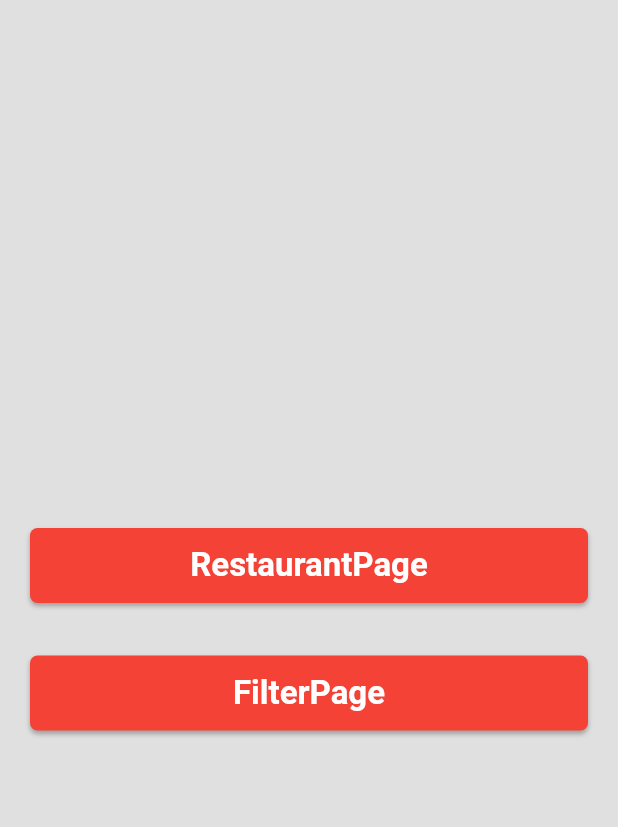
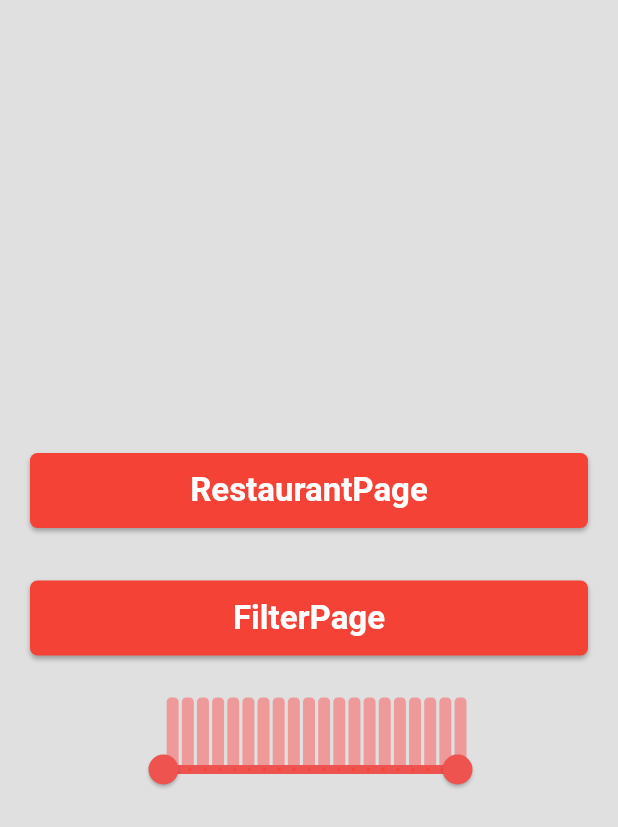
Before and after one commit to sumit-coder/food_app_design_demo, a Flutter app: the screen it shows after launch, on a phone screen of 412 x 824 dp. Shown: the top 827 px of the screen. Run offline on Flutter 3.47's test engine with Material 2 defaults, Android fonts, the phone set to English and light mode, and no system bars; our stand-ins replace device_preview.

Commit message:
Distance Range work 60%

```diff
--- a/lib/main.dart
+++ b/lib/main.dart
@@ -1,22 +1,22 @@
-// import 'package:device_preview/device_preview.dart';
+import 'package:device_preview/device_preview.dart';
 import 'package:flutter/material.dart';
 import 'package:food_app_design_demo/pages/filterPage.dart';
 import 'package:food_app_design_demo/pages/restaurant.dart';
 
-// void main() => runApp(
-//       DevicePreview(
-//         enabled: true,
-//         builder: (context) => MyApp(), // Wrap your app
-//       ),
-//     ); //For Testing
-void main() => runApp(MyApp());
+void main() => runApp(
+      DevicePreview(
+        enabled: true,
+        builder: (context) => MyApp(), // Wrap your app
+      ),
+    ); //For Testing
+// void main() => runApp(MyApp());
 
 class MyApp extends StatelessWidget {
   @override
   Widget build(BuildContext context) {
     return MaterialApp(
-      // locale: DevicePreview.locale(context), // Add the locale here
-      // builder: DevicePreview.appBuilder, // Add the builder here
+      locale: DevicePreview.locale(context), // Add the locale here
+      builder: DevicePreview.appBuilder, // Add the builder here
       theme: ThemeData(fontFamily: 'PTSans'),
       home: MyHomePage(),
     );
@@ -30,6 +30,7 @@ class MyHomePage extends StatefulWidget {
 
 class _MyHomePageState extends State<MyHomePage> {
   double up = 50;
+  RangeValues _currentRangeValues = RangeValues(1.0, 100.0);
 
   @override
   Widget build(BuildContext context) {
@@ -64,10 +65,92 @@ class _MyHomePageState extends State<MyHomePage> {
                     );
                   },
                 ),
+                SizedBox(height: 20),
+                Container(
+                  // color: Colors.grey,
+                  width: 250,
+                  height: 80,
+                  child: Stack(
+                    children: [
+                      // For Rang data Candles
+                      Positioned(
+                        bottom: 22,
+                        child: Container(
+                          width: 250,
+                          height: 50,
+                          // color: Colors.grey[600],
+                          padding: EdgeInsets.only(
+                            left: 20,
+                            right: 20,
+                          ),
+                          // height: 50,
+                          child: Row(
+                            crossAxisAlignment: CrossAxisAlignment.end,
+                            mainAxisAlignment: MainAxisAlignment.spaceBetween,
+                            children: giveGandleList(
+                              20, //this should be same as divisions value RangeSlider
+                            ), // this Function return list of candles
+                          ),
+                        ),
+                      ),
+                      // For Rang Selecter
+                      Positioned(
+                        bottom: 0,
+                        child: Container(
+                          width: 250,
+                          child: RangeSlider(
+                            activeColor: Colors.red[400],
+                            inactiveColor: Colors.red,
+                            values: _currentRangeValues,
+                            min: 0,
+                            max: 100,
+                            divisions: 20,
+                            // labels: RangeLabels(
+                            //   _currentRangeValues.start.round().toString(),
+                            //   _currentRangeValues.end.round().toString(),
+                            // ),
+                            onChanged: (RangeValues values) {
+                              setState(() {
+                                _currentRangeValues = values;
+                              });
+                            },
+                          ),
+                        ),
+                      )
+                    ],
+                  ),
+                ),
               ],
             ),
           ), //RestaurantPage(), <--- This is Filter Page and on Menu Click menu work
         ),
+      ),
+    );
+  }
+
+  // this function for returning list of candels
+  List<Widget> giveGandleList(int itemCound) {
+    List<Widget> candlesList = [];
+
+    for (var i = 0; i < itemCound + 1; i++) {
+      if (i >= _currentRangeValues.start.round() / 5 &&
+          i <= _currentRangeValues.end.round() / 5) {
+        candlesList.add(distanceCandle(Colors.red[200], 50));
+      } else {
+        candlesList.add(distanceCandle(Colors.transparent, 40));
+      }
+    }
+
+    return candlesList;
+  }
+
+  Container distanceCandle(Color candleColor, double heightData) {
+    return Container(
+      height: heightData,
+      width: 8,
+      decoration: BoxDecoration(
+        borderRadius: BorderRadius.circular(3),
+        color: candleColor,
       ),
     );
   }
```
